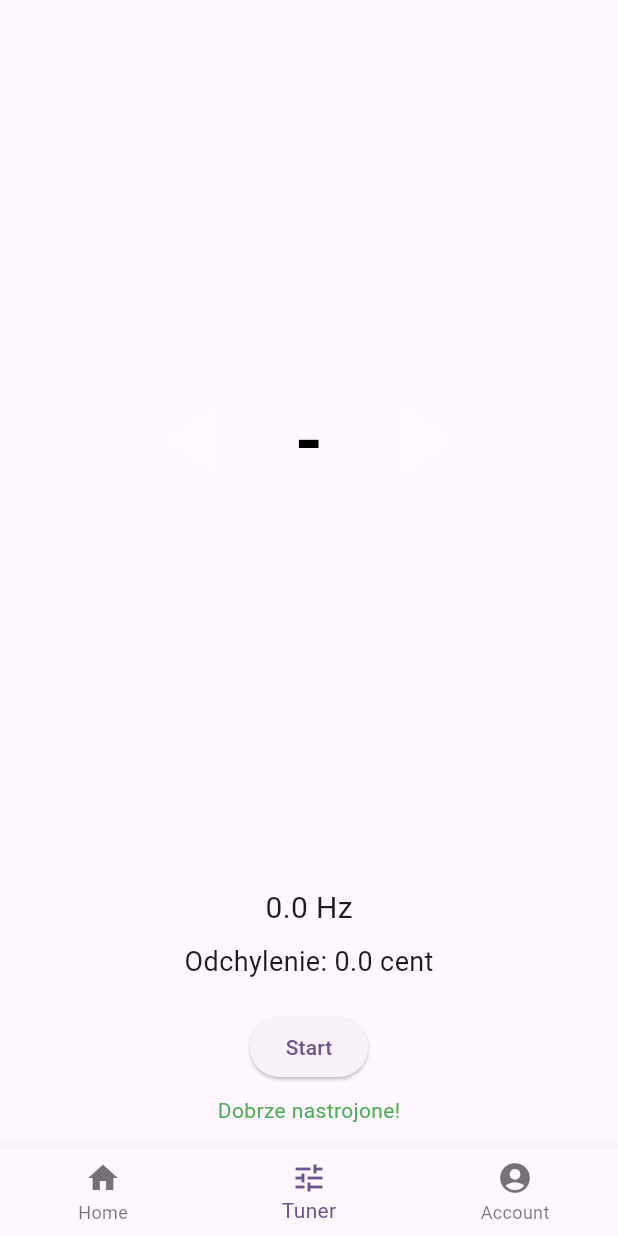
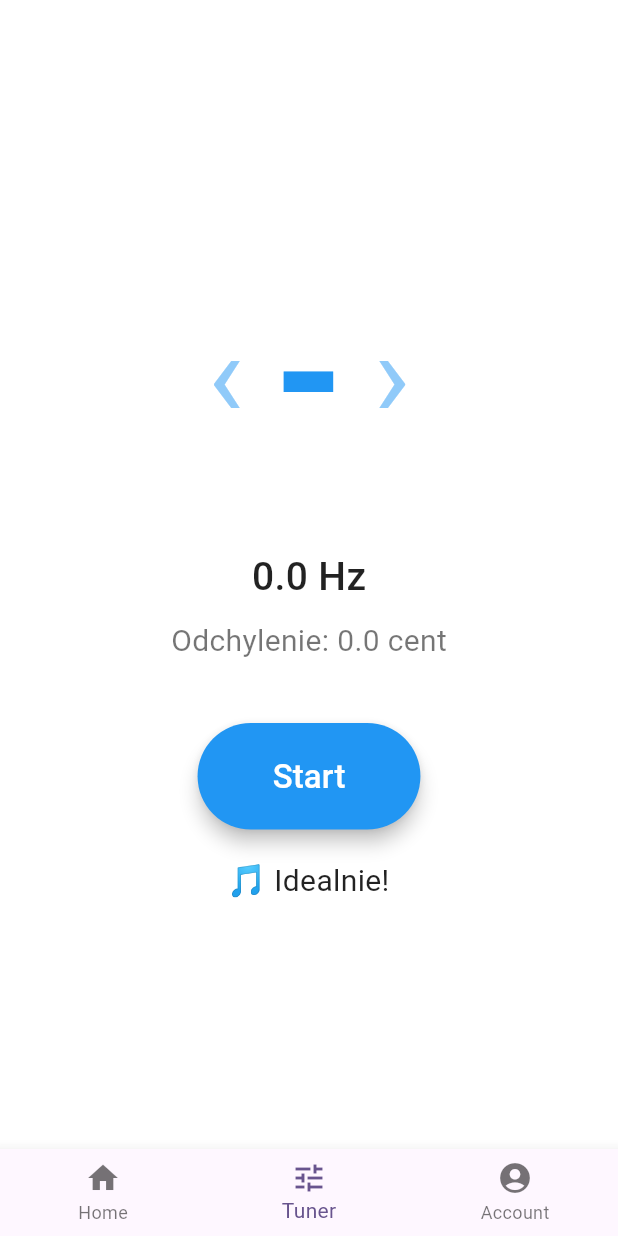
Before and after one commit to 9ShadowWolf9/freatboard_memorizer, a Flutter app: the screen it shows after launch, item 2 of the bottom bar chosen, after a tap on "Start", on a phone screen of 412 x 824 dp. Run offline on Flutter 3.47's test engine with Material 3 defaults, Android fonts, the light colour scheme and no system bars; our stand-ins replace permission_handler; missing offline and left inert: flutter_audio_capture.

Commit message:
Updated ui for game, home and tuner screens

```diff
--- a/lib/screens/home_page.dart
+++ b/lib/screens/home_page.dart
@@ -1,5 +1,5 @@
 import 'package:flutter/material.dart';
-import 'game_page.dart'; // renamed
+import 'game_page.dart';
 
 class HomePage extends StatelessWidget {
   const HomePage({super.key});
@@ -7,45 +7,47 @@ class HomePage extends StatelessWidget {
   @override
   Widget build(BuildContext context) {
     return Scaffold(
-      body: Container(
-        decoration: const BoxDecoration(
-          gradient: LinearGradient(
-            begin: Alignment.topLeft,
-            end: Alignment.bottomRight,
-            colors: [Color(0xff7c3aed), Color(0xff3730a3)],
-          ),
-        ),
+      backgroundColor: Colors.white, // match GamePage/TunerPage
+      body: SafeArea(
         child: Center(
           child: Column(
             mainAxisSize: MainAxisSize.min,
             children: [
-              const Icon(Icons.music_note, size: 120, color: Colors.white),
+              // icon
+              const Icon(Icons.music_note, size: 120, color: Colors.blue),
               const SizedBox(height: 24),
+
+              // title
               const Text(
                 'Fretboard Memorizer',
                 style: TextStyle(
-                  color: Colors.white,
+                  color: Colors.black87,
                   fontSize: 32,
                   fontWeight: FontWeight.bold,
                 ),
               ),
               const SizedBox(height: 12),
+
+              // subtitle
               const Text(
                 'Train your ears and fingers',
-                style: TextStyle(color: Colors.white70, fontSize: 16),
+                style: TextStyle(color: Colors.black54, fontSize: 16),
               ),
               const SizedBox(height: 48),
+
+              // Start button (blue background, white text)
               ElevatedButton.icon(
                 icon: const Icon(Icons.play_arrow, size: 28),
                 label: const Text('Start Game', style: TextStyle(fontSize: 20)),
                 style: ElevatedButton.styleFrom(
-                  backgroundColor: Colors.white,
-                  foregroundColor: const Color(0xff7c3aed),
+                  backgroundColor: Colors.blue,
+                  foregroundColor: Colors.white,
                   padding:
                   const EdgeInsets.symmetric(horizontal: 32, vertical: 16),
                   shape: RoundedRectangleBorder(
                     borderRadius: BorderRadius.circular(30),
                   ),
+                  elevation: 5,
                 ),
                 onPressed: () {
                   Navigator.push(
--- a/lib/screens/tuner_page.dart
+++ b/lib/screens/tuner_page.dart
@@ -4,7 +4,6 @@ import 'package:flutter/material.dart';
 import 'package:flutter_audio_capture/flutter_audio_capture.dart';
 import 'package:permission_handler/permission_handler.dart';
 import '../models/note_recognition.dart';
-import '../components/pitch_indicator.dart';
 
 class TunerPage extends StatefulWidget {
   const TunerPage({super.key});
@@ -50,8 +49,8 @@ class _TunerPageState extends State<TunerPage> {
 
     await _audioCapture.start(
           (Float32List floatData) {
-        // Ignore quiet signals
-        final amplitude = floatData.map((e) => e.abs()).reduce((a, b) => a > b ? a : b);
+        final amplitude =
+        floatData.map((e) => e.abs()).reduce((a, b) => a > b ? a : b);
         if (amplitude < 0.05) return;
 
         if (floatData.length >= 2048) {
@@ -88,34 +87,105 @@ class _TunerPageState extends State<TunerPage> {
   @override
   Widget build(BuildContext context) {
     final bool inTune = _cents.abs() < 7;
+
+    /// Arrow colors depending on cents
+    final leftArrowColor = _cents < -7 ? Colors.blue : Colors.blue.shade200;
+    final rightArrowColor = _cents > 7 ? Colors.blue : Colors.blue.shade200;
+
     return Scaffold(
-      body: Padding(
-        padding: const EdgeInsets.all(16.0),
+      backgroundColor: Colors.white,
+      body: SafeArea(
+        child: Center(
           child: Column(
+            mainAxisAlignment: MainAxisAlignment.center,
             children: [
-            Expanded(
-              child: Center(
-                child: CustomPaint(
-                  size: const Size(200, 200),
-                  painter: PitchIndicatorPainter(_cents, _note),
+              /// Arrows + Note
+              Row(
+                mainAxisAlignment: MainAxisAlignment.center,
+                children: [
+                  Text(
+                    "‹",
+                    style: TextStyle(
+                      fontSize: 80,
+                      color: leftArrowColor,
                     ),
                   ),
+                  const SizedBox(width: 20),
+                  Text(
+                    _note,
+                    style: const TextStyle(
+                      fontSize: 120,
+                      fontWeight: FontWeight.bold,
+                      color: Colors.blue,
                     ),
-            const SizedBox(height: 20),
-            Text('${_freq.toStringAsFixed(1)} Hz', style: const TextStyle(fontSize: 20)),
-            const SizedBox(height: 8),
-            Text('Odchylenie: ${_cents.toStringAsFixed(1)} cent', style: const TextStyle(fontSize: 18)),
-            const SizedBox(height: 20),
-            ElevatedButton(
-              onPressed: _listening ? _stop : _start,
-              child: Text(_listening ? 'Stop' : 'Start'),
                   ),
-            const SizedBox(height: 8),
+                  const SizedBox(width: 20),
                   Text(
-              inTune ? 'Dobrze nastrojone!' : 'Dostrój strunę',
-              style: TextStyle(color: inTune ? Colors.green : Colors.orange),
+                    "›",
+                    style: TextStyle(
+                      fontSize: 80,
+                      color: rightArrowColor,
+                    ),
                   ),
                 ],
+              ),
+
+              const SizedBox(height: 30),
+
+              /// Frequency
+              Text(
+                '${_freq.toStringAsFixed(1)} Hz',
+                style: const TextStyle(
+                  fontSize: 26,
+                  fontWeight: FontWeight.w500,
+                  color: Colors.black87,
+                ),
+              ),
+
+              const SizedBox(height: 10),
+
+              /// Cents deviation
+              Text(
+                'Odchylenie: ${_cents.toStringAsFixed(1)} cent',
+                style: const TextStyle(
+                  fontSize: 20,
+                  color: Colors.black54,
+                ),
+              ),
+
+              const SizedBox(height: 40),
+
+              /// Start/Stop button
+              ElevatedButton(
+                style: ElevatedButton.styleFrom(
+                  backgroundColor: Colors.blue,
+                  foregroundColor: Colors.white,
+                  shape: RoundedRectangleBorder(
+                    borderRadius: BorderRadius.circular(50),
+                  ),
+                  padding:
+                  const EdgeInsets.symmetric(horizontal: 50, vertical: 20),
+                  elevation: 5,
+                ),
+                onPressed: _listening ? _stop : _start,
+                child: Text(
+                  _listening ? 'Stop' : 'Start',
+                  style: const TextStyle(fontSize: 22),
+                ),
+              ),
+
+              const SizedBox(height: 20),
+
+              /// Status
+              Text(
+                inTune ? '🎵 Idealnie!' : '👉 Strojenie...',
+                style: const TextStyle(
+                  fontSize: 20,
+                  color: Colors.black87,
+                ),
+              ),
+            ],
+          ),
         ),
       ),
     );
```
Also changed, not shown: lib/screens/game_page.dart (+78 -21 lines). Lines whose indentation alone changed are shown as unchanged.
